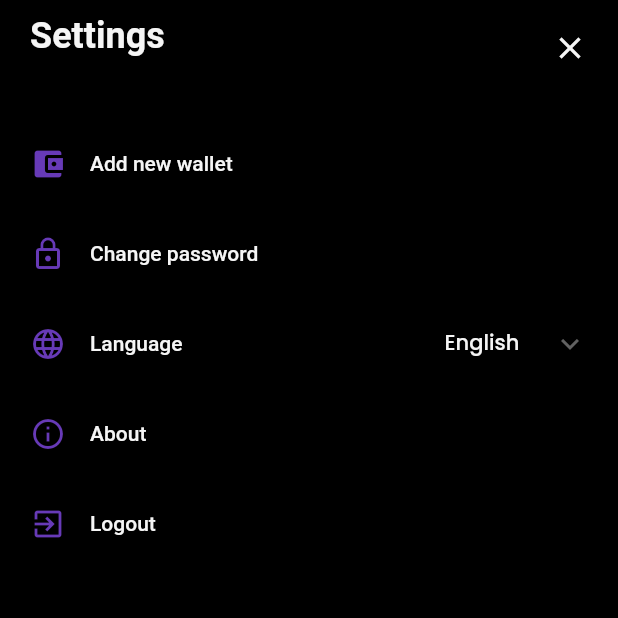
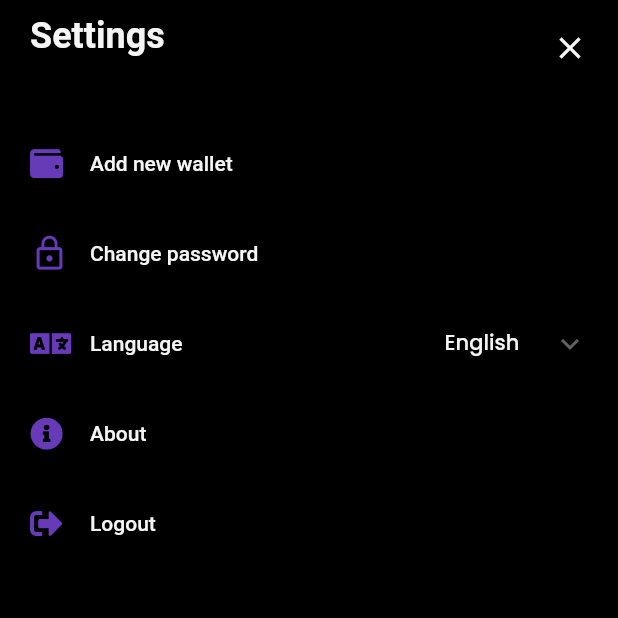
Before and after one commit to LucasPitol/waste, a Flutter app: the SettingsComponent screen opened directly, on a phone screen of 412 x 824 dp, the top half of it. Run offline on Flutter 3.47's test engine with Material 2 defaults, Android fonts, the phone set to English and light mode, and no system bars; our stand-ins replace cloud_firestore, fl_chart, flutter_masked_text, flutter_multi_formatter, flutter_phoenix, font_awesome_flutter and 4 more; missing offline and left inert: mailer2; accounts and stored records are empty.

Commit message:
Font awesome

```diff
--- a/waste_app/lib/pages/home/settings_component.dart
+++ b/waste_app/lib/pages/home/settings_component.dart
@@ -1,6 +1,7 @@
 import 'package:flutter/material.dart';
 import 'package:flutter/services.dart';
 import 'package:flutter_phoenix/flutter_phoenix.dart';
+import 'package:font_awesome_flutter/font_awesome_flutter.dart';
 import 'package:google_fonts/google_fonts.dart';
 import 'package:package_info/package_info.dart';
 import 'package:waste_app/models/dtos/language_and_code_dto.dart';
@@ -33,7 +34,7 @@ class _SettingsComponentState extends State<SettingsComponent> {
     this.isPtLanguage = userDto.language == Constants.languages[0];
     this.authService = AuthService();
     this.walletService = WalletService();
-    this.options = List<LanguageAndCodeDto>();
+    this.options = <LanguageAndCodeDto>[];
     this.setOptions();
     this.getAppVersion();
   }
@@ -224,8 +225,9 @@ class _SettingsComponentState extends State<SettingsComponent> {
                       children: [
                         Container(
                           alignment: Alignment.centerLeft,
-                          child: Icon(
-                            Icons.account_balance_wallet,
+                          child: FaIcon(
+                            FontAwesomeIcons.wallet,
+                            size: 22,
                             color: Colors.deepPurple,
                           ),
                         ),
@@ -256,6 +258,7 @@ class _SettingsComponentState extends State<SettingsComponent> {
                           alignment: Alignment.centerLeft,
                           child: Icon(
                             Icons.lock_outline,
+                            size: 26,
                             color: Colors.deepPurple,
                           ),
                         ),
@@ -279,8 +282,9 @@ class _SettingsComponentState extends State<SettingsComponent> {
                       children: [
                         Container(
                           alignment: Alignment.centerLeft,
-                          child: Icon(
-                            Icons.language,
+                          child: FaIcon(
+                            FontAwesomeIcons.language,
+                            size: 22,
                             color: Colors.deepPurple,
                           ),
                         ),
@@ -338,8 +342,9 @@ class _SettingsComponentState extends State<SettingsComponent> {
                       children: [
                         Container(
                           alignment: Alignment.centerLeft,
-                          child: Icon(
-                            Icons.info_outline,
+                          child: FaIcon(
+                            FontAwesomeIcons.infoCircle,
+                            size: 22,
                             color: Colors.deepPurple,
                           ),
                         ),
@@ -366,8 +371,9 @@ class _SettingsComponentState extends State<SettingsComponent> {
                       children: [
                         Container(
                           alignment: Alignment.centerLeft,
-                          child: Icon(
-                            Icons.exit_to_app,
+                          child: FaIcon(
+                            FontAwesomeIcons.signOutAlt,
+                            size: 22,
                             color: Colors.deepPurple,
                           ),
                         ),
--- a/waste_app/lib/utils/styles.dart
+++ b/waste_app/lib/utils/styles.dart
@@ -12,6 +12,11 @@ class Styles {
     ),
     primaryColor: primaryColor,
     accentColor: darkColor,
+    scaffoldBackgroundColor: mainBackgroundColor,
+    floatingActionButtonTheme: FloatingActionButtonThemeData(
+      backgroundColor: boxColor,
+      foregroundColor: primaryColor,
+    ),
     textTheme: GoogleFonts.montserratTextTheme(),
     backgroundColor: mainBackgroundColor,
   );
--- a/waste_app/pubspec.yaml
+++ b/waste_app/pubspec.yaml
@@ -35,6 +35,7 @@ dependencies:
   flutter_native_splash: ^0.1.9
   fl_chart: ^0.12.1
   collection: ^1.14.13
+  font_awesome_flutter: ^9.1.0
   flutter_localizations:
     sdk: flutter
 
```
Also changed, not shown: waste_app/lib/main_component.dart (+16 -12 lines), waste_app/lib/pages/home/home_conponent.dart (+11 -7 lines), waste_app/lib/pages/profits/profits_component.dart (+7 -4 lines), waste_app/pubspec.lock.
